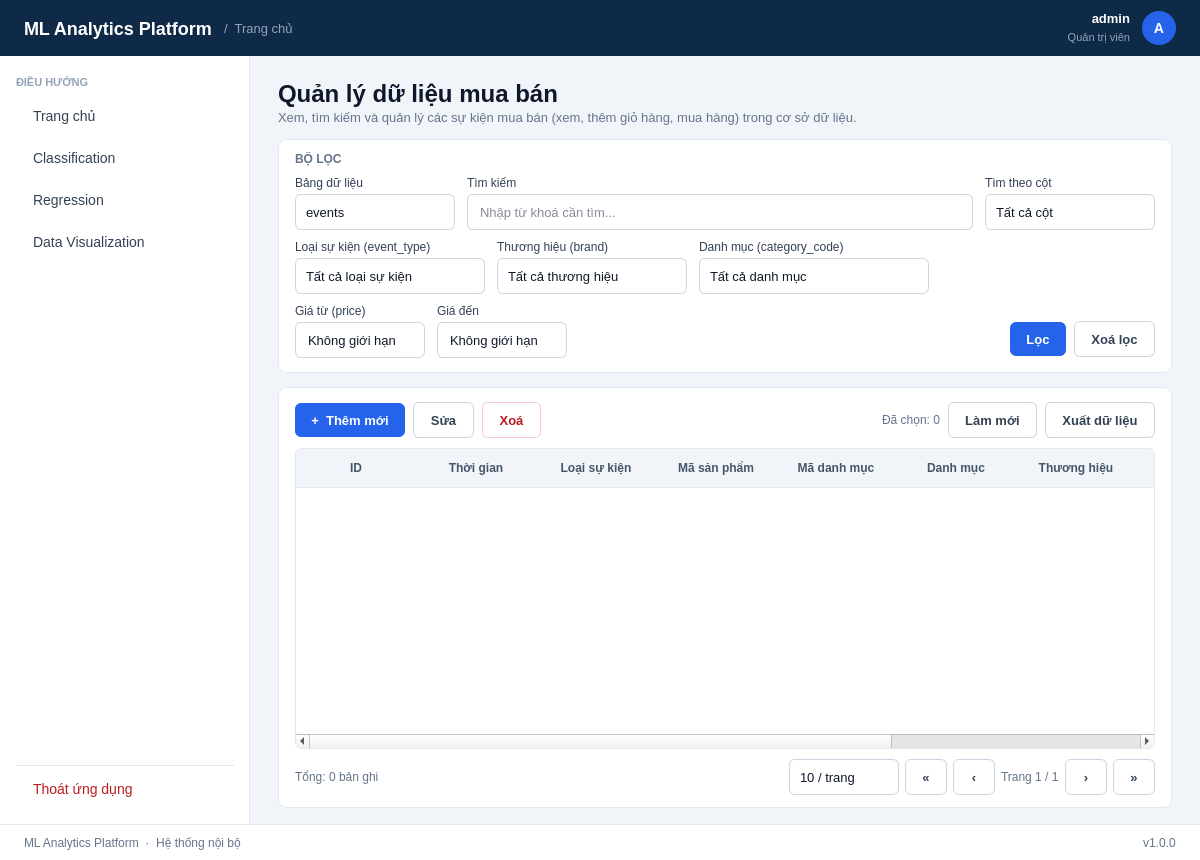
Quyss2/ML2026_Final, file ui/mainwindow.ui: the form before one commit.
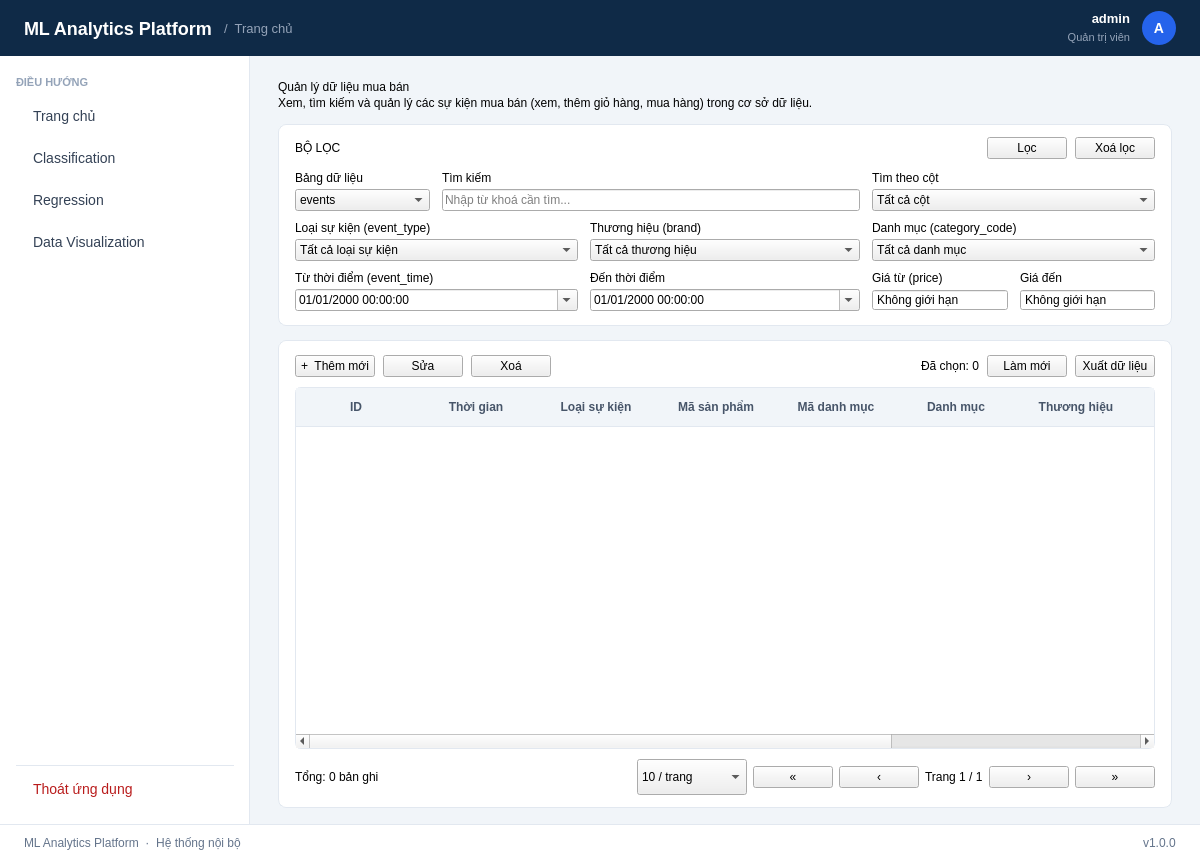
The form after the commit.

```diff
--- a/ui/mainwindow.ui
+++ b/ui/mainwindow.ui
@@ -46,8 +46,8 @@
     text-align: left; padding: 11px 14px; font-family: 'Segoe UI'; font-size: 14px;
 }
 QFrame#sidebarWidget QPushButton:hover { background: #f1f5f9; color: #0f172a; }
-QFrame#sidebarWidget QPushButton[opened="true"] { color: #0f172a; font-weight: bold; }
-QFrame#sidebarWidget QPushButton[active="true"] {
+QFrame#sidebarWidget QPushButton[opened=&quot;true&quot;] { color: #0f172a; font-weight: bold; }
+QFrame#sidebarWidget QPushButton[active=&quot;true&quot;] {
     background: #eff6ff; color: #1d4ed8; font-weight: bold; border-left: 3px solid #2563eb;
 }
 QFrame#sidebarWidget QPushButton#btnExit { color: #b91c1c; }
@@ -66,16 +66,17 @@
 QWidget#contentWidget QLabel#lblFilterTable, QWidget#contentWidget QLabel#lblFilterSearch,
 QWidget#contentWidget QLabel#lblFilterColumn, QWidget#contentWidget QLabel#lblFilterEventType,
 QWidget#contentWidget QLabel#lblFilterBrand, QWidget#contentWidget QLabel#lblFilterCategory,
-QWidget#contentWidget QLabel#lblFilterPriceFrom, QWidget#contentWidget QLabel#lblFilterPriceTo { font-size: 12px; color: #64748b; }
+QWidget#contentWidget QLabel#lblFilterPriceFrom, QWidget#contentWidget QLabel#lblFilterPriceTo,
+QWidget#contentWidget QLabel#lblFilterTimeFrom, QWidget#contentWidget QLabel#lblFilterTimeTo { font-size: 12px; color: #64748b; }
 
 QWidget#contentWidget QLineEdit, QWidget#contentWidget QComboBox,
-QWidget#contentWidget QDoubleSpinBox {
+QWidget#contentWidget QDoubleSpinBox, QWidget#contentWidget QDateTimeEdit {
     background: #ffffff; border: 1px solid #cbd5e1; border-radius: 6px;
     padding: 0px 10px; min-height: 34px; font-family: 'Segoe UI'; font-size: 13px; color: #0f172a;
 }
 QWidget#contentWidget QLineEdit:focus, QWidget#contentWidget QComboBox:focus,
-QWidget#contentWidget QDoubleSpinBox:focus { border: 1px solid #2563eb; }
-QWidget#contentWidget QComboBox::drop-down { border: none; width: 24px; }
+QWidget#contentWidget QDoubleSpinBox:focus, QWidget#contentWidget QDateTimeEdit:focus { border: 1px solid #2563eb; }
+QWidget#contentWidget QComboBox::drop-down, QWidget#contentWidget QDateTimeEdit::drop-down { border: none; width: 24px; }
 QWidget#contentWidget QComboBox QAbstractItemView {
     background: #ffffff; color: #0f172a; border: 1px solid #cbd5e1;
     selection-background-color: #eff6ff; selection-color: #1d4ed8; outline: 0;
@@ -372,7 +373,6 @@
      </widget>
     </item>
     <item>
-        <widget class="QWidget" name="contentWidget">
          <layout class="QVBoxLayout" name="contentLayout">
           <property name="spacing">
            <number>14</number>
@@ -417,7 +417,7 @@
            <widget class="QFrame" name="filterFrame">
             <layout class="QVBoxLayout" name="filterLayout">
              <property name="spacing">
-              <number>10</number>
+            <number>12</number>
              </property>
              <property name="leftMargin">
               <number>16</number>
@@ -430,6 +430,11 @@
              </property>
              <property name="bottomMargin">
               <number>14</number>
+           </property>
+           <item>
+            <layout class="QHBoxLayout" name="filterHeaderLayout">
+             <property name="spacing">
+              <number>8</number>
              </property>
              <item>
               <widget class="QLabel" name="lblFilterTitle">
@@ -439,11 +444,49 @@
         </widget>
              </item>
              <item>
-              <layout class="QHBoxLayout" name="filterRow1Layout">
-               <property name="spacing">
+              <spacer name="spacerFilterHeader">
+               <property name="orientation">
+                <enum>Qt::Horizontal</enum>
+               </property>
+               <property name="sizeHint" stdset="0">
+                <size>
+                 <width>40</width>
+                 <height>20</height>
+                </size>
+               </property>
+              </spacer>
+             </item>
+             <item>
+              <widget class="QPushButton" name="btnApplyFilter">
+               <property name="cursor">
+                <cursorShape>PointingHandCursor</cursorShape>
+               </property>
+               <property name="text">
+                <string>Lọc</string>
+               </property>
+              </widget>
+             </item>
+             <item>
+              <widget class="QPushButton" name="btnClearFilter">
+               <property name="cursor">
+                <cursorShape>PointingHandCursor</cursorShape>
+               </property>
+               <property name="text">
+                <string>Xoá lọc</string>
+               </property>
+              </widget>
+             </item>
+            </layout>
+           </item>
+           <item>
+            <layout class="QGridLayout" name="filterGrid">
+             <property name="horizontalSpacing">
                 <number>12</number>
                </property>
-               <item>
+             <property name="verticalSpacing">
+              <number>10</number>
+             </property>
+             <item row="0" column="0">
           <layout class="QVBoxLayout" name="lblFilterTableBox">
            <property name="spacing">
             <number>4</number>
@@ -457,12 +500,6 @@
            </item>
            <item>
             <widget class="QComboBox" name="cbTable">
-            <property name="minimumSize">
-             <size>
-              <width>160</width>
-              <height>0</height>
-             </size>
-            </property>
             <item>
              <property name="text">
               <string>events</string>
@@ -472,7 +509,7 @@
            </item>
           </layout>
          </item>
-               <item>
+             <item row="0" column="1" colspan="3">
           <layout class="QVBoxLayout" name="lblFilterSearchBox">
            <property name="spacing">
             <number>4</number>
@@ -486,23 +523,17 @@
            </item>
            <item>
             <widget class="QLineEdit" name="edtSearch">
-            <property name="minimumSize">
-             <size>
-              <width>240</width>
-              <height>0</height>
-             </size>
-            </property>
-            <property name="clearButtonEnabled">
-             <bool>true</bool>
-            </property>
             <property name="placeholderText">
              <string>Nhập từ khoá cần tìm...</string>
             </property>
+                 <property name="clearButtonEnabled">
+                  <bool>true</bool>
+                 </property>
            </widget>
            </item>
           </layout>
          </item>
-               <item>
+             <item row="0" column="4" colspan="2">
           <layout class="QVBoxLayout" name="lblFilterColumnBox">
            <property name="spacing">
             <number>4</number>
@@ -516,12 +547,6 @@
            </item>
            <item>
             <widget class="QComboBox" name="cbFilterColumn">
-            <property name="minimumSize">
-             <size>
-              <width>170</width>
-              <height>0</height>
-             </size>
-            </property>
             <item>
              <property name="text">
               <string>Tất cả cột</string>
@@ -581,14 +606,7 @@
            </item>
           </layout>
          </item>
-              </layout>
-             </item>
-             <item>
-              <layout class="QHBoxLayout" name="filterRow2Layout">
-               <property name="spacing">
-                <number>12</number>
-               </property>
-               <item>
+             <item row="1" column="0" colspan="2">
           <layout class="QVBoxLayout" name="lblFilterEventTypeBox">
            <property name="spacing">
             <number>4</number>
@@ -602,12 +620,6 @@
            </item>
            <item>
             <widget class="QComboBox" name="cbFilterEventType">
-            <property name="minimumSize">
-             <size>
-              <width>190</width>
-              <height>0</height>
-             </size>
-            </property>
             <item>
              <property name="text">
               <string>Tất cả loại sự kiện</string>
@@ -617,7 +629,7 @@
            </item>
           </layout>
          </item>
-               <item>
+             <item row="1" column="2" colspan="2">
           <layout class="QVBoxLayout" name="lblFilterBrandBox">
            <property name="spacing">
             <number>4</number>
@@ -631,12 +643,6 @@
            </item>
            <item>
             <widget class="QComboBox" name="cbFilterBrand">
-            <property name="minimumSize">
-             <size>
-              <width>190</width>
-              <height>0</height>
-             </size>
-            </property>
             <item>
              <property name="text">
               <string>Tất cả thương hiệu</string>
@@ -646,7 +652,7 @@
            </item>
           </layout>
          </item>
-               <item>
+             <item row="1" column="4" colspan="2">
           <layout class="QVBoxLayout" name="lblFilterCategoryBox">
            <property name="spacing">
             <number>4</number>
@@ -660,12 +666,6 @@
            </item>
            <item>
             <widget class="QComboBox" name="cbFilterCategory">
-            <property name="minimumSize">
-             <size>
-              <width>230</width>
-              <height>0</height>
-             </size>
-            </property>
             <item>
              <property name="text">
               <string>Tất cả danh mục</string>
@@ -675,27 +675,115 @@
            </item>
           </layout>
          </item>
+             <item row="2" column="0" colspan="2">
+              <layout class="QVBoxLayout" name="lblFilterTimeFromBox">
+               <property name="spacing">
+                <number>4</number>
+               </property>
                <item>
-                <spacer name="spacerFilterRow2">
-         <property name="orientation">
-          <enum>Qt::Horizontal</enum>
-         </property>
-         <property name="sizeHint" stdset="0">
-          <size>
-           <width>40</width>
-           <height>20</height>
-          </size>
-         </property>
-        </spacer>
+                <widget class="QLabel" name="lblFilterTimeFrom">
+                 <property name="text">
+                  <string>Từ thời điểm (event_time)</string>
+                 </property>
+                </widget>
+               </item>
+               <item>
+                <widget class="QDateTimeEdit" name="dtFilterFrom">
+                 <property name="dateTime">
+                  <datetime>
+                   <hour>0</hour>
+                   <minute>0</minute>
+                   <second>0</second>
+                   <year>2000</year>
+                   <month>1</month>
+                   <day>1</day>
+                  </datetime>
+                 </property>
+                 <property name="maximumDateTime">
+                  <datetime>
+                   <hour>23</hour>
+                   <minute>59</minute>
+                   <second>59</second>
+                   <year>2100</year>
+                   <month>12</month>
+                   <day>31</day>
+                  </datetime>
+                 </property>
+                 <property name="minimumDateTime">
+                  <datetime>
+                   <hour>0</hour>
+                   <minute>0</minute>
+                   <second>0</second>
+                   <year>2000</year>
+                   <month>1</month>
+                   <day>1</day>
+                  </datetime>
+                 </property>
+                 <property name="displayFormat">
+                  <string>dd/MM/yyyy HH:mm:ss</string>
+                 </property>
+                 <property name="calendarPopup">
+                  <bool>true</bool>
+                 </property>
+                </widget>
                </item>
               </layout>
              </item>
-             <item>
-              <layout class="QHBoxLayout" name="filterRow3Layout">
+             <item row="2" column="2" colspan="2">
+              <layout class="QVBoxLayout" name="lblFilterTimeToBox">
                <property name="spacing">
-                <number>12</number>
+                <number>4</number>
                </property>
                <item>
+                <widget class="QLabel" name="lblFilterTimeTo">
+                 <property name="text">
+                  <string>Đến thời điểm</string>
+                 </property>
+                </widget>
+               </item>
+               <item>
+                <widget class="QDateTimeEdit" name="dtFilterTo">
+                 <property name="dateTime">
+                  <datetime>
+                   <hour>0</hour>
+                   <minute>0</minute>
+                   <second>0</second>
+                   <year>2000</year>
+                   <month>1</month>
+                   <day>1</day>
+                  </datetime>
+                 </property>
+                 <property name="maximumDateTime">
+                  <datetime>
+                   <hour>23</hour>
+                   <minute>59</minute>
+                   <second>59</second>
+                   <year>2100</year>
+                   <month>12</month>
+                   <day>31</day>
+                  </datetime>
+                 </property>
+                 <property name="minimumDateTime">
+                  <datetime>
+                   <hour>0</hour>
+                   <minute>0</minute>
+                   <second>0</second>
+                   <year>2000</year>
+                   <month>1</month>
+                   <day>1</day>
+                  </datetime>
+                 </property>
+                 <property name="displayFormat">
+                  <string>dd/MM/yyyy HH:mm:ss</string>
+                 </property>
+                 <property name="calendarPopup">
+                  <bool>true</bool>
+                 </property>
+                </widget>
+               </item>
+              </layout>
+             </item>
+             <item row="2" column="4">
           <layout class="QVBoxLayout" name="lblFilterPriceFromBox">
            <property name="spacing">
             <number>4</number>
@@ -709,18 +797,12 @@
            </item>
            <item>
             <widget class="QDoubleSpinBox" name="spnPriceFrom">
-            <property name="minimumSize">
-             <size>
-              <width>130</width>
-              <height>0</height>
-             </size>
-            </property>
-            <property name="specialValueText">
-             <string>Không giới hạn</string>
-            </property>
             <property name="buttonSymbols">
              <enum>QAbstractSpinBox::NoButtons</enum>
             </property>
+                 <property name="specialValueText">
+                  <string>Không giới hạn</string>
+                 </property>
             <property name="showGroupSeparator" stdset="0">
              <bool>true</bool>
             </property>
@@ -737,7 +819,7 @@
            </item>
           </layout>
          </item>
-               <item>
+             <item row="2" column="5">
           <layout class="QVBoxLayout" name="lblFilterPriceToBox">
            <property name="spacing">
             <number>4</number>
@@ -751,18 +833,12 @@
            </item>
            <item>
             <widget class="QDoubleSpinBox" name="spnPriceTo">
-            <property name="minimumSize">
-             <size>
-              <width>130</width>
-              <height>0</height>
-             </size>
-            </property>
-            <property name="specialValueText">
-             <string>Không giới hạn</string>
-            </property>
             <property name="buttonSymbols">
              <enum>QAbstractSpinBox::NoButtons</enum>
             </property>
+                 <property name="specialValueText">
+                  <string>Không giới hạn</string>
+                 </property>
             <property name="showGroupSeparator" stdset="0">
              <bool>true</bool>
             </property>
@@ -779,66 +855,6 @@
            </item>
           </layout>
          </item>
-               <item>
-                <spacer name="spacerFilter">
-         <property name="orientation">
-          <enum>Qt::Horizontal</enum>
-         </property>
-         <property name="sizeHint" stdset="0">
-          <size>
-           <width>40</width>
-           <height>20</height>
-          </size>
-         </property>
-        </spacer>
-               </item>
-               <item>
-                <layout class="QVBoxLayout" name="filterButtonsBox">
-                 <item>
-                  <spacer name="spacerFilterButtons">
-         <property name="orientation">
-          <enum>Qt::Vertical</enum>
-         </property>
-         <property name="sizeType">
-          <enum>QSizePolicy::Fixed</enum>
-         </property>
-         <property name="sizeHint" stdset="0">
-          <size>
-           <width>20</width>
-           <height>16</height>
-          </size>
-         </property>
-        </spacer>
-                 </item>
-                 <item>
-                  <layout class="QHBoxLayout" name="filterButtonsLayout">
-                   <property name="spacing">
-                    <number>8</number>
-                   </property>
-                   <item>
-                    <widget class="QPushButton" name="btnApplyFilter">
-            <property name="cursor">
-             <cursorShape>PointingHandCursor</cursorShape>
-            </property>
-            <property name="text">
-             <string>Lọc</string>
-            </property>
-           </widget>
-                   </item>
-                   <item>
-                    <widget class="QPushButton" name="btnClearFilter">
-            <property name="cursor">
-             <cursorShape>PointingHandCursor</cursorShape>
-            </property>
-            <property name="text">
-             <string>Xoá lọc</string>
-            </property>
-           </widget>
-                   </item>
-                  </layout>
-                 </item>
-                </layout>
-               </item>
               </layout>
              </item>
             </layout>
@@ -974,14 +990,11 @@
                <property name="sortingEnabled">
                 <bool>true</bool>
                </property>
-               <attribute name="horizontalHeaderStretchLastSection">
-                <bool>true</bool>
-               </attribute>
                <attribute name="horizontalHeaderDefaultSectionSize">
                 <number>120</number>
                </attribute>
-               <attribute name="horizontalHeaderDefaultAlignment">
-                <set>Qt::AlignLeading|Qt::AlignLeft|Qt::AlignVCenter</set>
+             <attribute name="horizontalHeaderStretchLastSection">
+              <bool>true</bool>
                </attribute>
                <attribute name="verticalHeaderVisible">
                 <bool>false</bool>
@@ -1071,7 +1084,7 @@
             <property name="minimumSize">
              <size>
               <width>110</width>
-              <height>0</height>
+                 <height>36</height>
              </size>
             </property>
             <item>
@@ -1161,7 +1174,6 @@
            </widget>
           </item>
          </layout>
-        </widget>
        </item>
      </layout>
     </item>
```
Left out of the diff: 2 changed lines with no effect on the pictures. Lines whose indentation alone changed are shown as unchanged.
